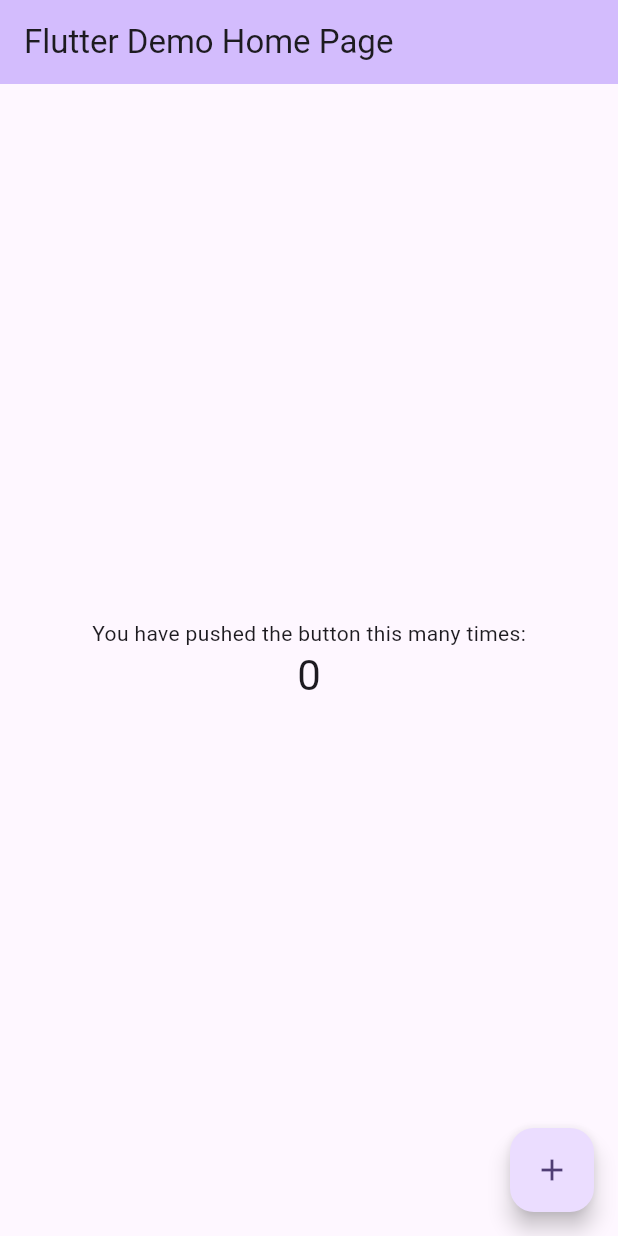
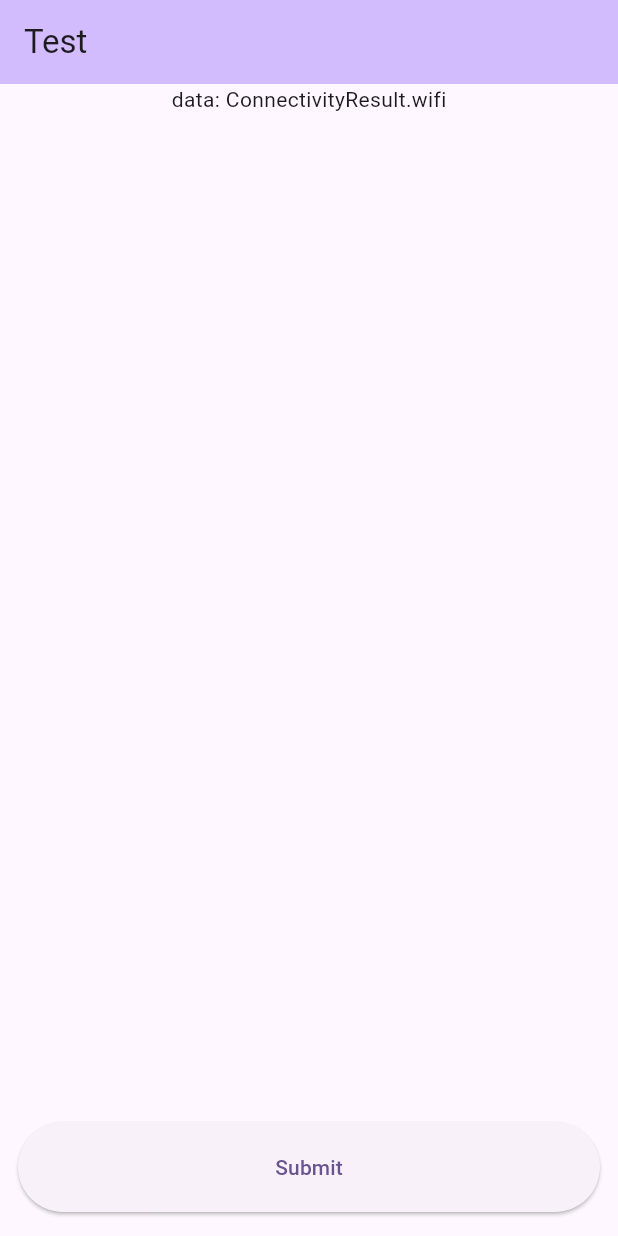
Before and after one commit to Mohammed-Al-Kuthari/flutter-auth-laravel, a Flutter app: the screen it shows after launch, on a phone screen of 412 x 824 dp. Run offline on Flutter 3.47's test engine with Material 2 defaults, Android fonts, the phone set to English and light mode, and no system bars; our stand-ins replace connectivity_plus, flutter_riverpod.

Commit message:
implements the AsyncValue from riverpod and apply mvvp.

```diff
--- /dev/null
+++ b/lib/controllers/connectivity/connectivity_controller.dart
@@ -0,0 +1,24 @@
+import 'dart:async';
+
+import 'package:connectivity_plus/connectivity_plus.dart';
+import 'package:flutter_riverpod/flutter_riverpod.dart';
+import 'package:learn/providers/shaired.dart';
+
+class ConnectivityController
+    extends AutoDisposeAsyncNotifier<ConnectivityResult> {
+  @override
+  FutureOr<ConnectivityResult> build() {
+    return _checkConn();
+  }
+
+  Future<ConnectivityResult> _checkConn() {
+    final connectivityRepository = ref.read(connectivityRepositoryProvider);
+    return connectivityRepository.checkConnectivity();
+  }
+
+  Future<void> checkConnectivity() async {
+    state = const AsyncLoading();
+
+    state = await AsyncValue.guard(_checkConn);
+  }
+}
--- a/lib/main.dart
+++ b/lib/main.dart
@@ -1,125 +1,24 @@
 import 'package:flutter/material.dart';
+import 'package:flutter_riverpod/flutter_riverpod.dart';
+import 'package:learn/pages/button_page.dart';
 
 void main() {
-  runApp(const MyApp());
+  runApp(const ProviderScope(child: MyApp()));
 }
 
 class MyApp extends StatelessWidget {
   const MyApp({super.key});
 
-  // This widget is the root of your application.
   @override
   Widget build(BuildContext context) {
     return MaterialApp(
       title: 'Flutter Demo',
+      debugShowCheckedModeBanner: false,
       theme: ThemeData(
-        // This is the theme of your application.
-        //
-        // TRY THIS: Try running your application with "flutter run". You'll see
-        // the application has a blue toolbar. Then, without quitting the app,
-        // try changing the seedColor in the colorScheme below to Colors.green
-        // and then invoke "hot reload" (save your changes or press the "hot
-        // reload" button in a Flutter-supported IDE, or press "r" if you used
-        // the command line to start the app).
-        //
-        // Notice that the counter didn't reset back to zero; the application
-        // state is not lost during the reload. To reset the state, use hot
-        // restart instead.
-        //
-        // This works for code too, not just values: Most code changes can be
-        // tested with just a hot reload.
         colorScheme: ColorScheme.fromSeed(seedColor: Colors.deepPurple),
         useMaterial3: true,
       ),
-      home: const MyHomePage(title: 'Flutter Demo Home Page'),
+      home: const ButtonPage(),
     );
   }
 }
-
-class MyHomePage extends StatefulWidget {
-  const MyHomePage({super.key, required this.title});
-
-  // This widget is the home page of your application. It is stateful, meaning
-  // that it has a State object (defined below) that contains fields that affect
-  // how it looks.
-
-  // This class is the configuration for the state. It holds the values (in this
-  // case the title) provided by the parent (in this case the App widget) and
-  // used by the build method of the State. Fields in a Widget subclass are
-  // always marked "final".
-
-  final String title;
-
-  @override
-  State<MyHomePage> createState() => _MyHomePageState();
-}
-
-class _MyHomePageState extends State<MyHomePage> {
-  int _counter = 0;
-
-  void _incrementCounter() {
-    setState(() {
-      // This call to setState tells the Flutter framework that something has
-      // changed in this State, which causes it to rerun the build method below
-      // so that the display can reflect the updated values. If we changed
-      // _counter without calling setState(), then the build method would not be
-      // called again, and so nothing would appear to happen.
-      _counter++;
-    });
-  }
-
-  @override
-  Widget build(BuildContext context) {
-    // This method is rerun every time setState is called, for instance as done
-    // by the _incrementCounter method above.
-    //
-    // The Flutter framework has been optimized to make rerunning build methods
-    // fast, so that you can just rebuild anything that needs updating rather
-    // than having to individually change instances of widgets.
-    return Scaffold(
-      appBar: AppBar(
-        // TRY THIS: Try changing the color here to a specific color (to
-        // Colors.amber, perhaps?) and trigger a hot reload to see the AppBar
-        // change color while the other colors stay the same.
-        backgroundColor: Theme.of(context).colorScheme.inversePrimary,
-        // Here we take the value from the MyHomePage object that was created by
-        // the App.build method, and use it to set our appbar title.
-        title: Text(widget.title),
-      ),
-      body: Center(
-        // Center is a layout widget. It takes a single child and positions it
-        // in the middle of the parent.
-        child: Column(
-          // Column is also a layout widget. It takes a list of children and
-          // arranges them vertically. By default, it sizes itself to fit its
-          // children horizontally, and tries to be as tall as its parent.
-          //
-          // Column has various properties to control how it sizes itself and
-          // how it positions its children. Here we use mainAxisAlignment to
-          // center the children vertically; the main axis here is the vertical
-          // axis because Columns are vertical (the cross axis would be
-          // horizontal).
-          //
-          // TRY THIS: Invoke "debug painting" (choose the "Toggle Debug Paint"
-          // action in the IDE, or press "p" in the console), to see the
-          // wireframe for each widget.
-          mainAxisAlignment: MainAxisAlignment.center,
-          children: <Widget>[
-            const Text(
-              'You have pushed the button this many times:',
-            ),
-            Text(
-              '$_counter',
-              style: Theme.of(context).textTheme.headlineMedium,
-            ),
-          ],
-        ),
-      ),
-      floatingActionButton: FloatingActionButton(
-        onPressed: _incrementCounter,
-        tooltip: 'Increment',
-        child: const Icon(Icons.add),
-      ), // This trailing comma makes auto-formatting nicer for build methods.
-    );
-  }
-}
--- /dev/null
+++ b/lib/pages/button_page.dart
@@ -0,0 +1,96 @@
+import 'package:flutter/foundation.dart';
+import 'package:flutter/material.dart';
+import 'package:flutter_riverpod/flutter_riverpod.dart';
+import 'package:learn/providers/shaired.dart';
+
+class ButtonPage extends ConsumerWidget {
+  const ButtonPage({super.key});
+
+  @override
+  Widget build(BuildContext context, WidgetRef ref) {
+    final connectivityProvicer = ref.watch(connectivityControllerProvider);
+    ThemeData currentTheme = Theme.of(context);
+
+    return Scaffold(
+      appBar: AppBar(
+        title: const Text("Test"),
+        backgroundColor: currentTheme.colorScheme.inversePrimary,
+      ),
+      body: Column(
+        mainAxisAlignment: MainAxisAlignment.center,
+        children: <Widget>[
+          Center(
+            child: connectivityProvicer.when(
+              data: (data) => Text("data: ${data.toString()}"),
+              error: (e, _) => const Text('error'),
+              loading: () => const Center(child: CircularProgressIndicator()),
+            ),
+          ),
+          Expanded(
+            child: Padding(
+              padding: const EdgeInsets.symmetric(vertical: 16),
+              child: Column(
+                mainAxisAlignment: MainAxisAlignment.end,
+                children: <Widget>[
+                  Padding(
+                    padding: const EdgeInsets.symmetric(horizontal: 12),
+                    child: SizedBox(
+                      width: double.infinity,
+                      child: LoadingButton(
+                        onClick: ref
+                            .read(connectivityControllerProvider.notifier)
+                            .checkConnectivity,
+                      ),
+                    ),
+                  ),
+                ],
+              ),
+            ),
+          )
+        ],
+      ),
+    );
+  }
+}
+
+class LoadingButton extends StatefulWidget {
+  final AsyncCallback onClick;
+  const LoadingButton({super.key, required this.onClick});
+
+  @override
+  State<LoadingButton> createState() => _LoadingButtonState();
+}
+
+class _LoadingButtonState extends State<LoadingButton> {
+  bool isLoading = false;
+
+  void pay() async {
+    setState(() {
+      isLoading = true;
+    });
+
+    await widget.onClick();
+
+    setState(() {
+      isLoading = false;
+    });
+  }
+
+  @override
+  Widget build(BuildContext context) {
+    return ElevatedButton(
+      style: ElevatedButton.styleFrom(
+        padding: const EdgeInsets.symmetric(vertical: 20),
+        // textStyle: Theme.of(context).textTheme.titleMedium,
+      ),
+      onPressed: isLoading ? null : pay,
+      child: isLoading
+          ? const SizedBox(
+              width: 20,
+              height: 20,
+              child: CircularProgressIndicator(),
+            )
+          : const Text('Submit'),
+    );
+  }
+}
--- /dev/null
+++ b/lib/providers/shaired.dart
@@ -0,0 +1,10 @@
+import 'package:connectivity_plus/connectivity_plus.dart';
+import 'package:flutter_riverpod/flutter_riverpod.dart';
+import 'package:learn/controllers/connectivity/connectivity_controller.dart';
+import 'package:learn/repositories/connectivity/connectivity_repository.dart';
+
+final connectivityRepositoryProvider =
+    Provider<ConnectivityRepository>((ref) => ConnectivityRepository());
+
+final connectivityControllerProvider = AutoDisposeAsyncNotifierProvider<
+    ConnectivityController, ConnectivityResult>(() => ConnectivityController());
--- /dev/null
+++ b/lib/repositories/connectivity/connectivity_repository.dart
@@ -0,0 +1,8 @@
+import 'package:connectivity_plus/connectivity_plus.dart';
+
+class ConnectivityRepository {
+  Future<ConnectivityResult> checkConnectivity() async {
+    await Future.delayed(const Duration(seconds: 2));
+    return (Connectivity().checkConnectivity());
+  }
+}
--- a/pubspec.yaml
+++ b/pubspec.yaml
@@ -35,6 +35,8 @@ dependencies:
   # The following adds the Cupertino Icons font to your application.
   # Use with the CupertinoIcons class for iOS style icons.
   cupertino_icons: ^1.0.2
+  flutter_riverpod: ^2.4.8
+  connectivity_plus: ^5.0.2
 
 dev_dependencies:
   flutter_test:
@@ -46,6 +48,8 @@ dev_dependencies:
   # package. See that file for information about deactivating specific lint
   # rules and activating additional ones.
   flutter_lints: ^2.0.0
+  custom_lint: ^0.5.7
+  riverpod_lint: ^2.3.6
 
 # For information on the generic Dart part of this file, see the
 # following page: https://dart.dev/tools/pub/pubspec
```
Also changed, not shown: pubspec.lock, 3 other files.
